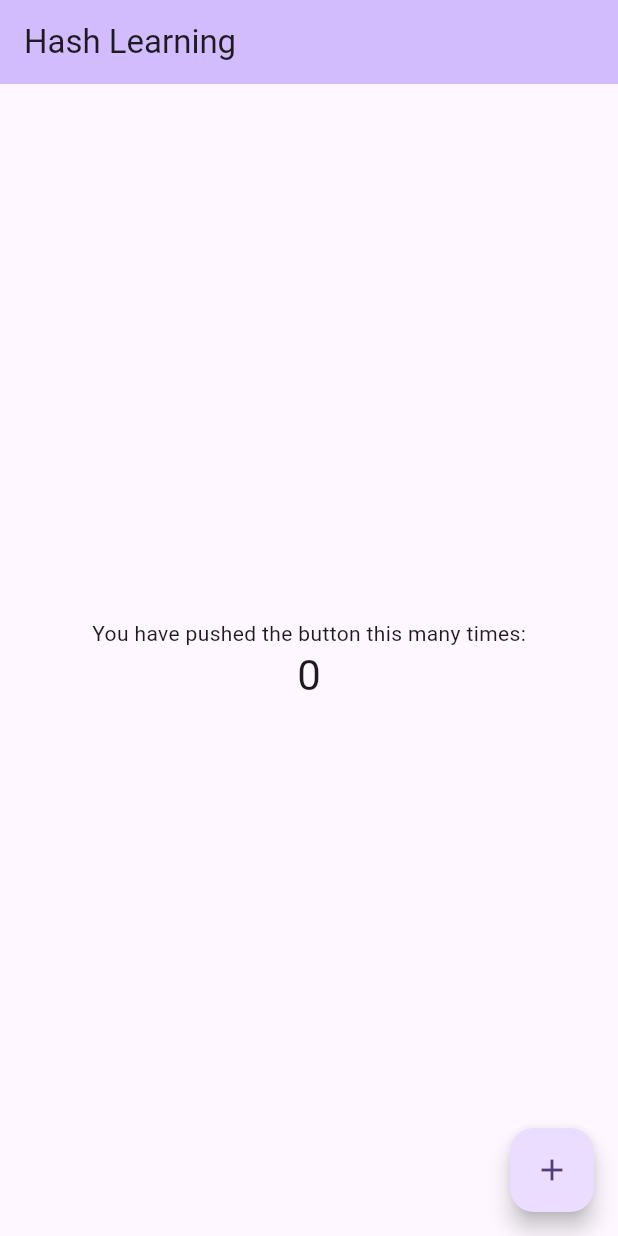
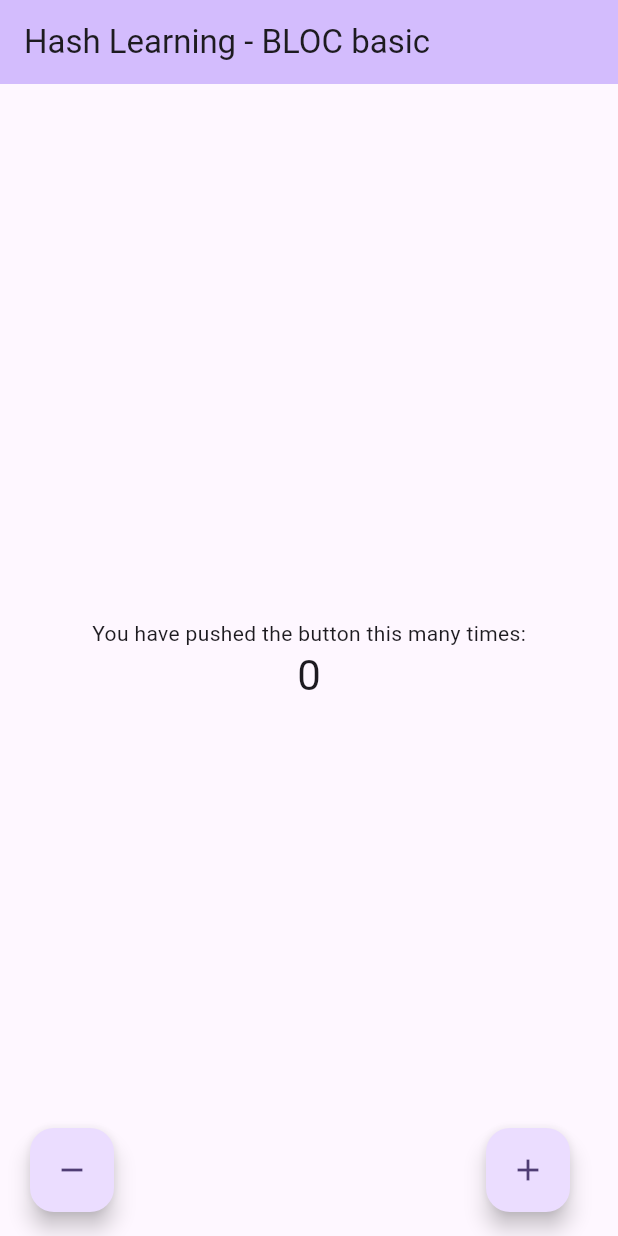
Before and after one commit to karthikeyang02/hashlearning, a Flutter app: the screen it shows after launch, on a phone screen of 412 x 824 dp. Run offline on Flutter 3.47's test engine with Material 3 defaults, Android fonts, the phone set to English and light mode, and no system bars; our stand-ins replace flutter_bloc.

Commit message:
Bloc example complete

```diff
--- /dev/null
+++ b/lib/app_blocs.dart
@@ -0,0 +1,15 @@
+import 'package:flutter_bloc/flutter_bloc.dart';
+import 'package:hashlearning/app_events.dart';
+import 'package:hashlearning/app_state.dart';
+
+class AppBlocs extends Bloc<AppEvents, AppStates> {
+  AppBlocs() : super(InitStates()) {
+    on<Increment>((event, emit) {
+      emit(AppStates(counter: state.counter + 1));
+    });
+
+    on<Decrement>((event, emit) {
+      emit(AppStates(counter: state.counter - 1));
+    });
+  }
+}
--- /dev/null
+++ b/lib/app_events.dart
@@ -0,0 +1,5 @@
+class AppEvents {}
+
+class Increment extends AppEvents {}
+
+class Decrement extends AppEvents {}
--- /dev/null
+++ b/lib/app_state.dart
@@ -0,0 +1,8 @@
+class AppStates {
+  int counter;
+  AppStates({required this.counter});
+}
+
+class InitStates extends AppStates {
+  InitStates() : super(counter: 0);
+}
--- a/lib/main.dart
+++ b/lib/main.dart
@@ -1,4 +1,8 @@
 import 'package:flutter/material.dart';
+import 'package:flutter_bloc/flutter_bloc.dart';
+import 'package:hashlearning/app_blocs.dart';
+import 'package:hashlearning/app_events.dart';
+import 'package:hashlearning/app_state.dart';
 
 void main() {
   runApp(const MyApp());
@@ -9,61 +13,136 @@ class MyApp extends StatelessWidget {
 
   @override
   Widget build(BuildContext context) {
-    return MaterialApp(
-      title: 'Flutter Demo',
+    return BlocProvider(
+        create: (context) => AppBlocs(),
+        child: MaterialApp(
+          title: 'Hash Learning',
           theme: ThemeData(
             colorScheme: ColorScheme.fromSeed(seedColor: Colors.deepPurple),
             useMaterial3: true,
           ),
-      home: const MyHomePage(title: 'Hash Learning'),
-    );
+          home: const MyHomePage(),
+        ));
   }
 }
 
-class MyHomePage extends StatefulWidget {
-  const MyHomePage({super.key, required this.title});
-
-  final String title;
-
-  @override
-  State<MyHomePage> createState() => _MyHomePageState();
-}
-
-class _MyHomePageState extends State<MyHomePage> {
-  int _counter = 0;
-
-  void _incrementCounter() {
-    setState(() {
-      _counter++;
-    });
-  }
+class MyHomePage extends StatelessWidget {
+  const MyHomePage({super.key});
 
   @override
   Widget build(BuildContext context) {
     return Scaffold(
       appBar: AppBar(
         backgroundColor: Theme.of(context).colorScheme.inversePrimary,
-        title: Text(widget.title),
+        title: const Text('Hash Learning - BLOC basic'),
       ),
       body: Center(
-        child: Column(
+        child: BlocBuilder<AppBlocs, AppStates>(
+          builder: (context, state) => Column(
             mainAxisAlignment: MainAxisAlignment.center,
             children: <Widget>[
               const Text(
                 'You have pushed the button this many times:',
               ),
               Text(
-              '$_counter',
+                '${BlocProvider.of<AppBlocs>(context).state.counter}',
                 style: Theme.of(context).textTheme.headlineMedium,
               ),
             ],
           ),
         ),
-      floatingActionButton: FloatingActionButton(
-        onPressed: _incrementCounter,
+      ),
+      floatingActionButton: Padding(
+        padding: const EdgeInsets.only(left: 36.0, right: 16),
+        child: Row(
+          mainAxisAlignment: MainAxisAlignment.spaceBetween,
+          children: [
+            FloatingActionButton(
+              onPressed: () =>
+                  BlocProvider.of<AppBlocs>(context).add(Decrement()),
+              tooltip: 'Decrement',
+              child: const Icon(Icons.remove),
+            ),
+            FloatingActionButton(
+              onPressed: () =>
+                  BlocProvider.of<AppBlocs>(context).add(Increment()),
               tooltip: 'Increment',
               child: const Icon(Icons.add),
+            ),
+          ],
+        ),
       ),
     );
   }
 }
+
+// class MyHomePage extends StatefulWidget {
+//   const MyHomePage({super.key, required this.title});
+
+//   final String title;
+
+//   @override
+//   State<MyHomePage> createState() => _MyHomePageState();
+// }
+
+// class _MyHomePageState extends State<MyHomePage> {
+//   int _counter = 0;
+
+//   void _incrementCounter() {
+//     setState(() {
+//       _counter++;
+//     });
+//   }
+
+//   void _decrementCounter() {
+//     setState(() {
+//       _counter--;
+//     });
+//   }
+
+//   @override
+//   Widget build(BuildContext context) {
+//     return Scaffold(
+//       appBar: AppBar(
+//         backgroundColor: Theme.of(context).colorScheme.inversePrimary,
+//         title: Text(widget.title),
+//       ),
+//       body: Center(
+//         child: BlocBuilder<AppBlocs, AppStates>(
+//           builder: (context, state) => Column(
+//             mainAxisAlignment: MainAxisAlignment.center,
+//             children: <Widget>[
+//               const Text(
+//                 'You have pushed the button this many times:',
+//               ),
+//               Text(
+//                 '${BlocProvider.of<AppBlocs>(context).state.counter}',
+//                 style: Theme.of(context).textTheme.headlineMedium,
+//               ),
+//             ],
+//           ),
+//         ),
+//       ),
+//       floatingActionButton: Padding(
+//         padding: const EdgeInsets.only(left: 36.0, right: 16),
+//         child: Row(
+//           mainAxisAlignment: MainAxisAlignment.spaceBetween,
+//           children: [
+//             FloatingActionButton(
+//               onPressed: () =>
+//                   BlocProvider.of<AppBlocs>(context).add(Decrement()),
+//               tooltip: 'Decrement',
+//               child: const Icon(Icons.remove),
+//             ),
+//             FloatingActionButton(
+//               onPressed: () =>
+//                   BlocProvider.of<AppBlocs>(context).add(Increment()),
+//               tooltip: 'Increment',
+//               child: const Icon(Icons.add),
+//             ),
+//           ],
+//         ),
+//       ),
+//     );
+//   }
+// }
--- a/pubspec.yaml
+++ b/pubspec.yaml
@@ -13,6 +13,7 @@ dependencies:
 
 
   cupertino_icons: ^1.0.2
+  flutter_bloc: ^8.1.3
 
 dev_dependencies:
   flutter_test:
```
Also changed, not shown: pubspec.lock. Lines whose indentation alone changed are shown as unchanged.
